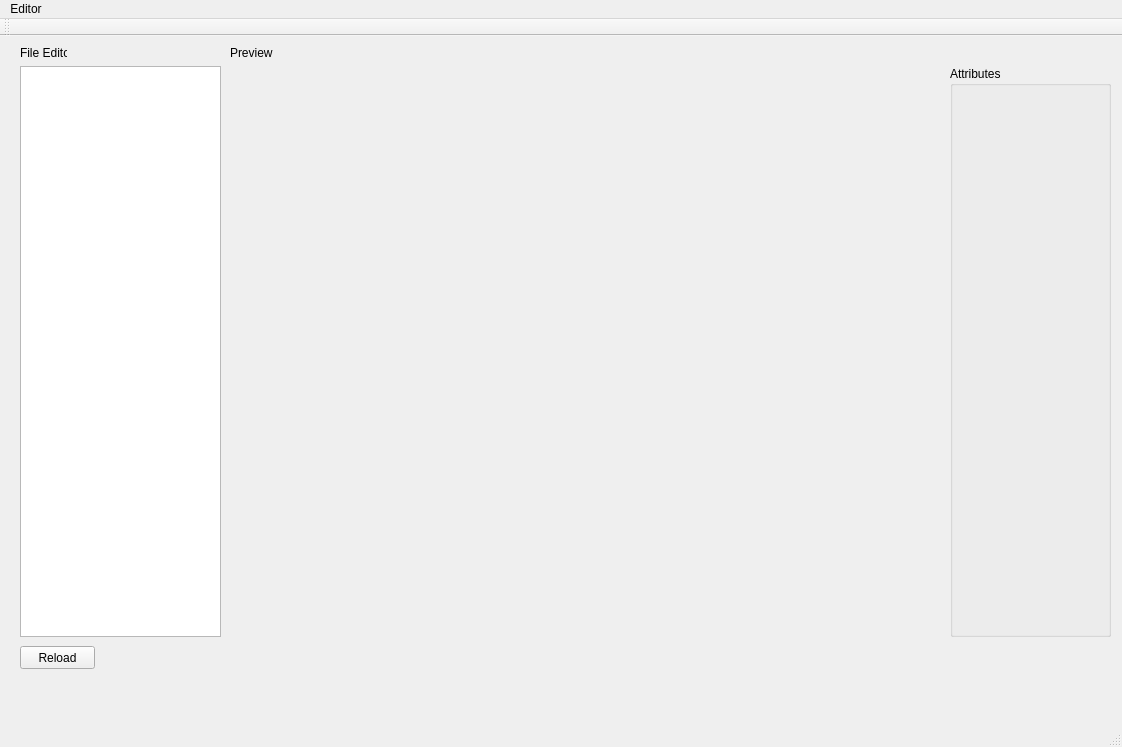
This is SSPSolution/SSP_Editor/SSP_Editor.ui in Chringo/SSP as Qt 5 draws it before an edit. The edited form follows.
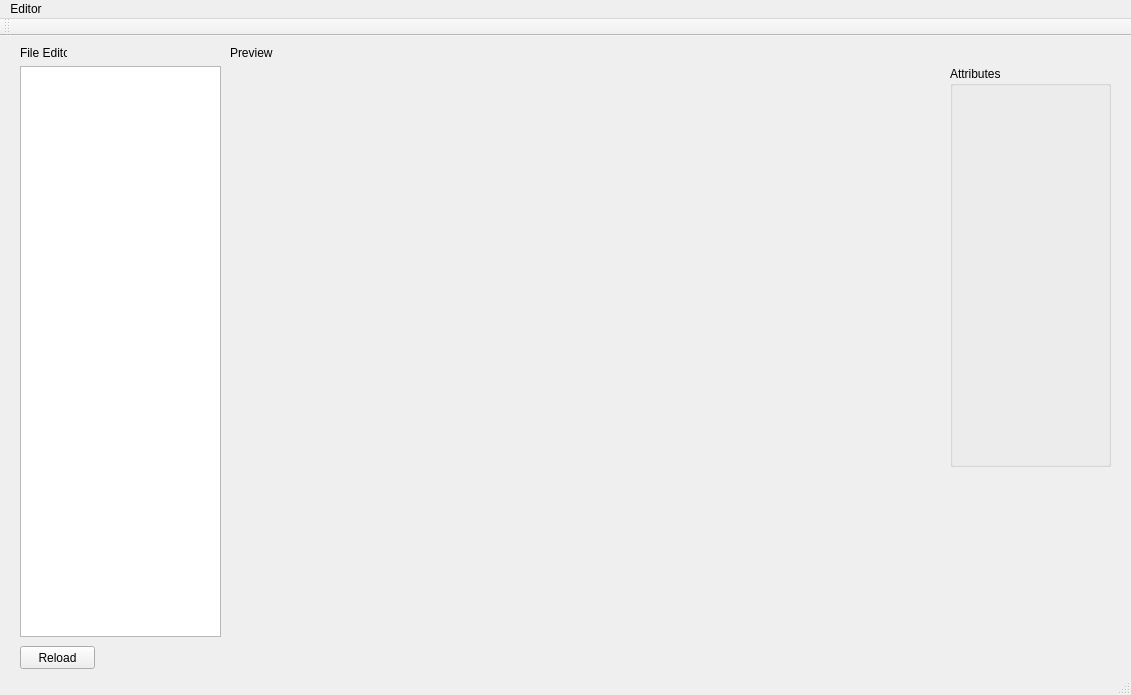
This is the edited form.

Patch:
```diff
--- a/SSPSolution/SSP_Editor/SSP_Editor.ui
+++ b/SSPSolution/SSP_Editor/SSP_Editor.ui
@@ -6,8 +6,8 @@
    <rect>
     <x>0</x>
     <y>0</y>
-    <width>1122</width>
-    <height>747</height>
+    <width>1131</width>
+    <height>695</height>
    </rect>
   </property>
   <property name="windowTitle">
@@ -46,7 +46,7 @@
       <x>950</x>
       <y>30</y>
       <width>161</width>
-      <height>571</height>
+      <height>401</height>
      </rect>
     </property>
     <property name="title">
@@ -118,10 +118,10 @@
    <widget class="QWidget" name="RenderWidget_2" native="true">
     <property name="geometry">
      <rect>
-      <x>680</x>
-      <y>40</y>
-      <width>256</width>
-      <height>256</height>
+      <x>950</x>
+      <y>440</y>
+      <width>161</width>
+      <height>161</height>
      </rect>
     </property>
     <property name="sizePolicy">
@@ -159,7 +159,7 @@
     <rect>
      <x>0</x>
      <y>0</y>
-     <width>1122</width>
+     <width>1131</width>
      <height>21</height>
     </rect>
    </property>
```
